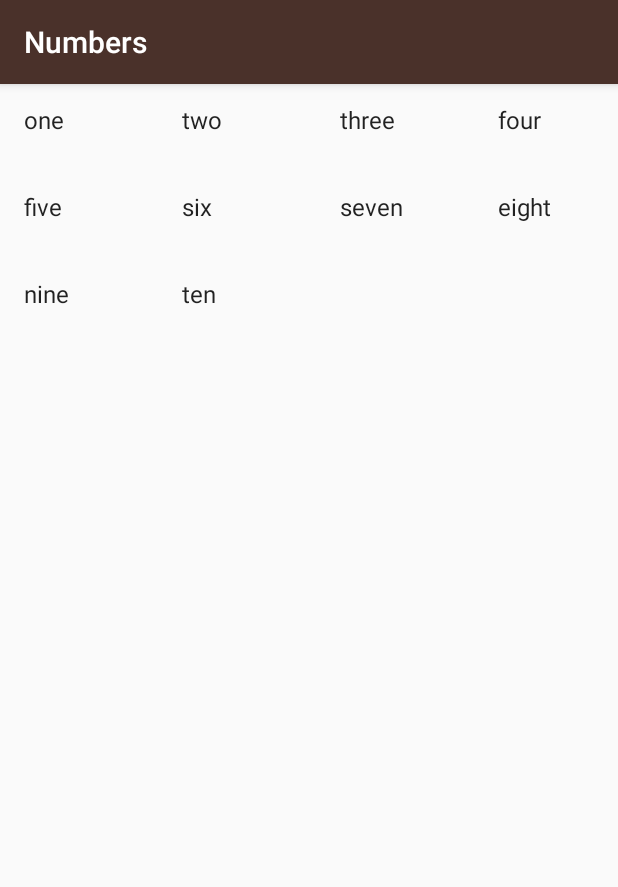
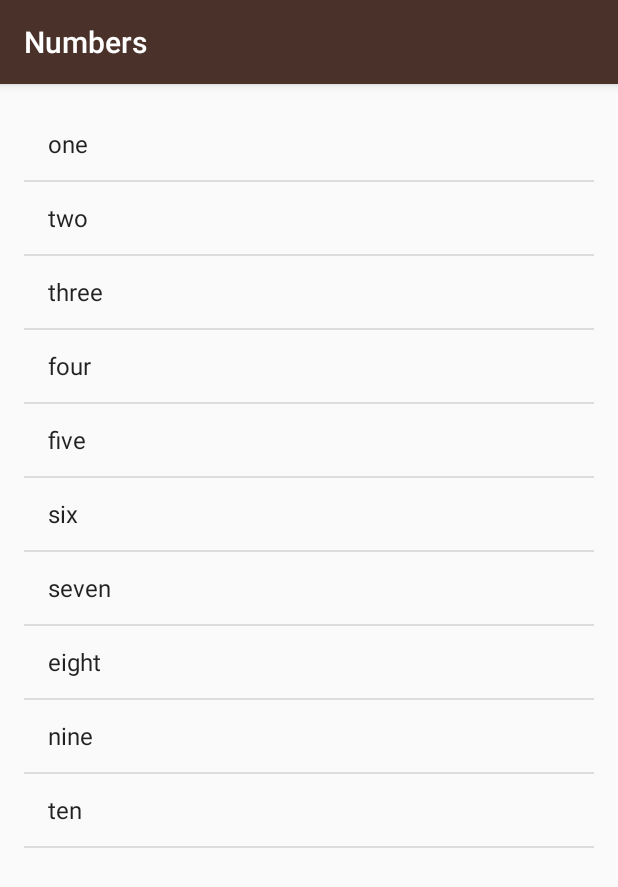
Before and after one commit to sun-strider/Miwok, an Android app: the NumbersActivity screen opened directly, with no data from a screen before it, on a phone screen of 412 x 824 dp. Shown: the top 887 px of the screen. Run offline under Robolectric (Android 15) with nearby library versions, the phone set to English and light mode, and no system bars.

Commit message:
Changed GridView back to ListView

```diff
--- a/app/src/main/java/com/example/android/miwok/NumbersActivity.java
+++ b/app/src/main/java/com/example/android/miwok/NumbersActivity.java
@@ -3,7 +3,7 @@ package com.example.android.miwok;
 import android.os.Bundle;
 import android.support.v7.app.AppCompatActivity;
 import android.widget.ArrayAdapter;
-import android.widget.GridView;
+import android.widget.ListView;
 
 import java.util.ArrayList;
 
@@ -31,9 +31,9 @@ public class NumbersActivity extends AppCompatActivity {
 
         ArrayAdapter<String> itemsAdapter = new ArrayAdapter<String>(this, android.R.layout.simple_list_item_1, words);
 
-        GridView gridView = (GridView) findViewById(R.id.gridview);
+        ListView listView = (ListView) findViewById(R.id.list);
 
-        gridView.setAdapter(itemsAdapter);
+        listView.setAdapter(itemsAdapter);
 
     }
 }
--- a/app/src/main/res/layout/activity_numbers.xml
+++ b/app/src/main/res/layout/activity_numbers.xml
@@ -1,12 +1,14 @@
 <?xml version="1.0" encoding="utf-8"?>
-<GridView xmlns:android="http://schemas.android.com/apk/res/android"
-    android:id="@+id/gridview"
+<ListView
+    xmlns:android="http://schemas.android.com/apk/res/android"
+    xmlns:tools="http://schemas.android.com/tools"
+    android:id="@+id/list"
+    android:orientation="vertical"
     android:layout_width="match_parent"
     android:layout_height="match_parent"
-    android:columnWidth="90dp"
-    android:numColumns="auto_fit"
-    android:verticalSpacing="10dp"
-    android:horizontalSpacing="10dp"
-    android:stretchMode="columnWidth"
-    android:gravity="center"
+    android:paddingBottom="@dimen/activity_vertical_margin"
+    android:paddingLeft="@dimen/activity_horizontal_margin"
+    android:paddingRight="@dimen/activity_horizontal_margin"
+    android:paddingTop="@dimen/activity_vertical_margin"
+    tools:context="com.example.android.miwok.NumbersActivity"
     />
```
